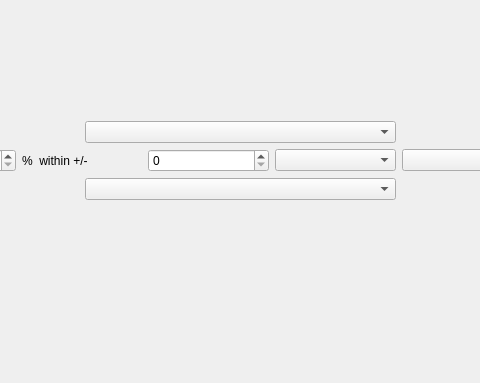
Above: Comparisoft/QT/Comparisoft/mainwindow.ui from zifangah/Capstone3DModelling before the change; both pictures show x 254 to 734 and y 300 to 683 of the 1305 by 683 pixel window. Below: the same form after it.
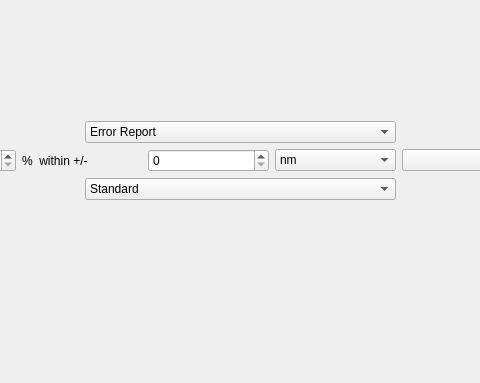
That is the form after the change. The open tabs and pages were chosen to show the change.

What changed in the file:
```diff
--- a/Comparisoft/QT/Comparisoft/mainwindow.ui
+++ b/Comparisoft/QT/Comparisoft/mainwindow.ui
@@ -360,7 +360,19 @@
                </widget>
               </item>
               <item>
-               <widget class="QComboBox" name="comboBox"/>
+               <widget class="QComboBox" name="Report_Type">
+                <property name="currentText">
+                 <string>Error Report</string>
+                </property>
+                <property name="currentIndex">
+                 <number>0</number>
+                </property>
+                <item>
+                 <property name="text">
+                  <string>Error Report</string>
+                 </property>
+                </item>
+               </widget>
               </item>
              </layout>
             </item>
@@ -387,7 +399,18 @@
                <widget class="QSpinBox" name="spinBox_2"/>
               </item>
               <item>
-               <widget class="QComboBox" name="comboBox_2"/>
+               <widget class="QComboBox" name="Error_Unit">
+                <item>
+                 <property name="text">
+                  <string>nm</string>
+                 </property>
+                </item>
+                <item>
+                 <property name="text">
+                  <string>mm</string>
+                 </property>
+                </item>
+               </widget>
               </item>
              </layout>
             </item>
@@ -401,7 +424,18 @@
                </widget>
               </item>
               <item>
-               <widget class="QComboBox" name="comboBox_3"/>
+               <widget class="QComboBox" name="Allignment_Type">
+                <item>
+                 <property name="text">
+                  <string>Standard</string>
+                 </property>
+                </item>
+                <item>
+                 <property name="text">
+                  <string>Quick</string>
+                 </property>
+                </item>
+               </widget>
               </item>
              </layout>
             </item>
```
Left out of the diff: 6 changed lines with no effect on the pictures.
